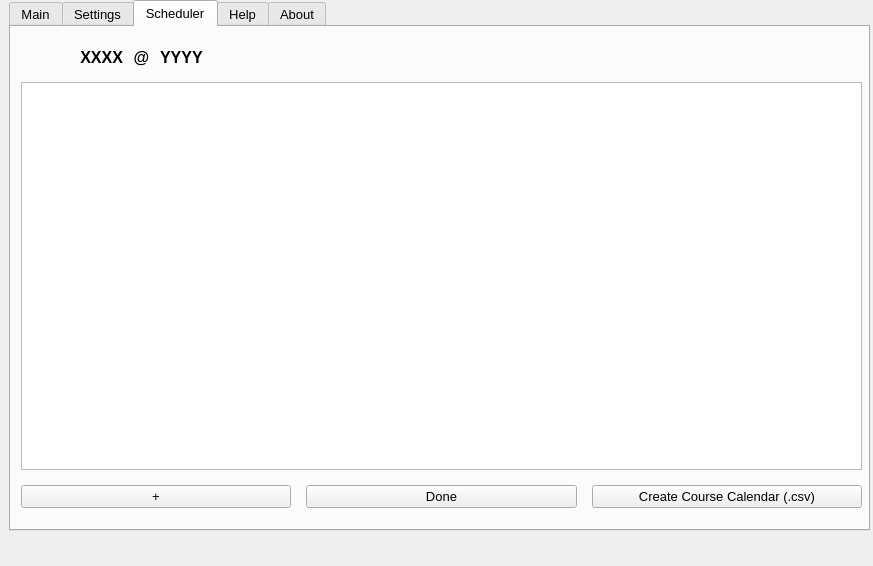
The window that assets/YorkULabSeating_new.ui (tdgskinner/yorku-phys-lab-seating) describes before a commit, drawn with Qt 5.
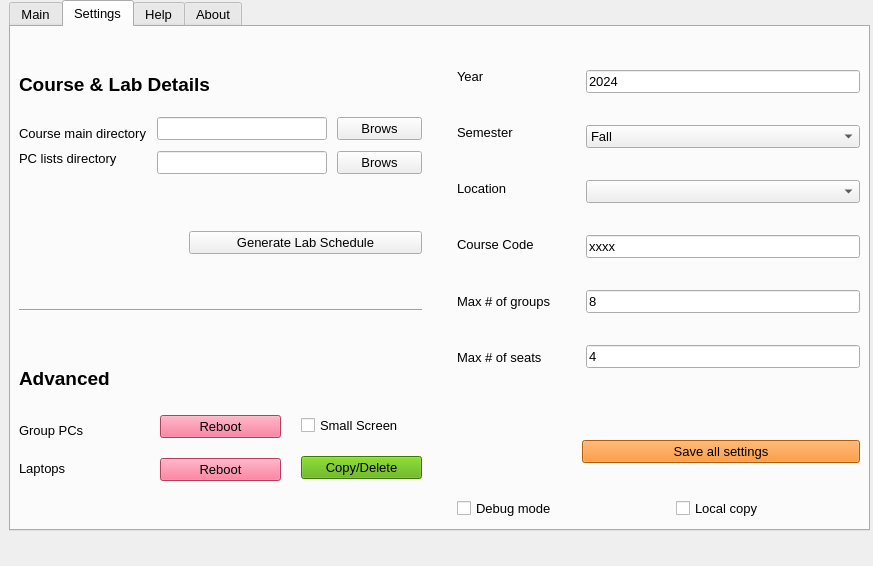
The same window after the commit.

```diff
--- a/assets/YorkULabSeating_new.ui
+++ b/assets/YorkULabSeating_new.ui
@@ -41,7 +41,7 @@
      <string notr="true"/>
     </property>
     <property name="currentIndex">
-     <number>2</number>
+     <number>1</number>
     </property>
     <widget class="QWidget" name="Main">
      <attribute name="title">
@@ -478,7 +478,7 @@
         <number>35</number>
        </property>
        <item>
-        <layout class="QVBoxLayout" name="verticalLayout_15">
+        <layout class="QVBoxLayout" name="verticalLayout_15" stretch="1,0,0,1">
          <property name="spacing">
           <number>20</number>
          </property>
@@ -621,6 +621,36 @@
            </item>
           </layout>
          </item>
+         <item>
+          <layout class="QHBoxLayout" name="horizontalLayout_11">
+           <property name="spacing">
+            <number>7</number>
+           </property>
+           <item>
+            <spacer name="horizontalSpacer_5">
+             <property name="orientation">
+              <enum>Qt::Horizontal</enum>
+             </property>
+             <property name="sizeType">
+              <enum>QSizePolicy::Preferred</enum>
+             </property>
+             <property name="sizeHint" stdset="0">
+              <size>
+               <width>170</width>
+               <height>20</height>
+              </size>
+             </property>
+            </spacer>
+           </item>
+           <item>
+            <widget class="QPushButton" name="pushButton_labScheduler">
+             <property name="text">
+              <string>Generate Lab Schedule</string>
+             </property>
+            </widget>
+           </item>
+          </layout>
+         </item>
          <item>
           <widget class="Line" name="line_2">
            <property name="orientation">
@@ -794,6 +824,22 @@
              </item>
              <item>
               <layout class="QVBoxLayout" name="verticalLayout_23">
+               <item>
+                <spacer name="verticalSpacer_10">
+                 <property name="orientation">
+                  <enum>Qt::Vertical</enum>
+                 </property>
+                 <property name="sizeType">
+                  <enum>QSizePolicy::Fixed</enum>
+                 </property>
+                 <property name="sizeHint" stdset="0">
+                  <size>
+                   <width>20</width>
+                   <height>5</height>
+                  </size>
+                 </property>
+                </spacer>
+               </item>
                <item>
                 <widget class="QCheckBox" name="checkBox_small_scr">
                  <property name="font">
@@ -1116,129 +1162,6 @@
       </layout>
      </widget>
     </widget>
-    <widget class="QWidget" name="Scheduler">
-     <attribute name="title">
-      <string>Scheduler</string>
-     </attribute>
-     <widget class="QWidget" name="">
-      <property name="geometry">
-       <rect>
-        <x>10</x>
-        <y>20</y>
-        <width>841</width>
-        <height>461</height>
-       </rect>
-      </property>
-      <layout class="QVBoxLayout" name="verticalLayout_7">
-       <property name="spacing">
-        <number>15</number>
-       </property>
-       <item>
-        <layout class="QHBoxLayout" name="horizontalLayout_19" stretch="3,1,3,0">
-         <property name="spacing">
-          <number>2</number>
-         </property>
-         <item>
-          <widget class="QLabel" name="course_label_2">
-           <property name="font">
-            <font>
-             <pointsize>12</pointsize>
-             <weight>75</weight>
-             <bold>true</bold>
-            </font>
-           </property>
-           <property name="text">
-            <string>XXXX</string>
-           </property>
-           <property name="alignment">
-            <set>Qt::AlignRight|Qt::AlignTrailing|Qt::AlignVCenter</set>
-           </property>
-          </widget>
-         </item>
-         <item>
-          <widget class="QLabel" name="course_label_at_2">
-           <property name="font">
-            <font>
-             <pointsize>12</pointsize>
-             <weight>75</weight>
-             <bold>true</bold>
-            </font>
-           </property>
-           <property name="text">
-            <string> @ </string>
-           </property>
-           <property name="alignment">
-            <set>Qt::AlignCenter</set>
-           </property>
-          </widget>
-         </item>
-         <item>
-          <widget class="QLabel" name="location_label_2">
-           <property name="font">
-            <font>
-             <pointsize>12</pointsize>
-             <weight>75</weight>
-             <bold>true</bold>
-            </font>
-           </property>
-           <property name="text">
-            <string>YYYY</string>
-           </property>
-          </widget>
-         </item>
-         <item>
-          <spacer name="horizontalSpacer_4">
-           <property name="orientation">
-            <enum>Qt::Horizontal</enum>
-           </property>
-           <property name="sizeType">
-            <enum>QSizePolicy::Fixed</enum>
-           </property>
-           <property name="sizeHint" stdset="0">
-            <size>
-             <width>600</width>
-             <height>20</height>
-            </size>
-           </property>
-          </spacer>
-         </item>
-        </layout>
-       </item>
-       <item>
-        <widget class="QTableWidget" name="tableWidget_scheduler">
-         <property name="showGrid">
-          <bool>true</bool>
-         </property>
-        </widget>
-       </item>
-       <item>
-        <layout class="QHBoxLayout" name="horizontalLayout_7">
-         <item>
-          <widget class="QPushButton" name="pushButton_plus">
-           <property name="text">
-            <string>+</string>
-           </property>
-          </widget>
-         </item>
-         <item>
-          <widget class="QPushButton" name="pushButton_done">
-           <property name="text">
-            <string>Done</string>
-           </property>
-          </widget>
-         </item>
-         <item>
-          <widget class="QPushButton" name="pushButton_3">
-           <property name="text">
-            <string>Create Course Calendar (.csv)</string>
-           </property>
-          </widget>
-         </item>
-        </layout>
-       </item>
-      </layout>
-     </widget>
-    </widget>
     <widget class="QWidget" name="Help">
      <attribute name="title">
       <string>Help</string>
```
